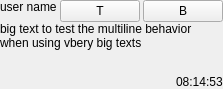
First picture: the form in src/Common/gui/ChatMessagePanel.ui, repository elieserdejesus/JamTaba, before the edit.
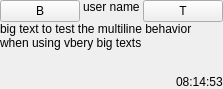
Second picture: the form after the edit.

Commit message: Block button in top-left

What changed in the file:
```diff
--- a/src/Common/gui/ChatMessagePanel.ui
+++ b/src/Common/gui/ChatMessagePanel.ui
@@ -43,6 +43,16 @@
      <property name="spacing">
       <number>3</number>
      </property>
+     <item>
+      <widget class="QPushButton" name="blockButton">
+       <property name="toolTip">
+        <string>block chat messages from this user</string>
+       </property>
+       <property name="text">
+        <string>B</string>
+       </property>
+      </widget>
+     </item>
      <item>
       <widget class="QLabel" name="labelUserName">
        <property name="sizePolicy">
@@ -81,16 +91,6 @@
        </property>
       </widget>
      </item>
-     <item>
-      <widget class="QPushButton" name="blockButton">
-       <property name="toolTip">
-        <string>block chat messages from this user</string>
-       </property>
-       <property name="text">
-        <string>B</string>
-       </property>
-      </widget>
-     </item>
     </layout>
    </item>
    <item>
```
